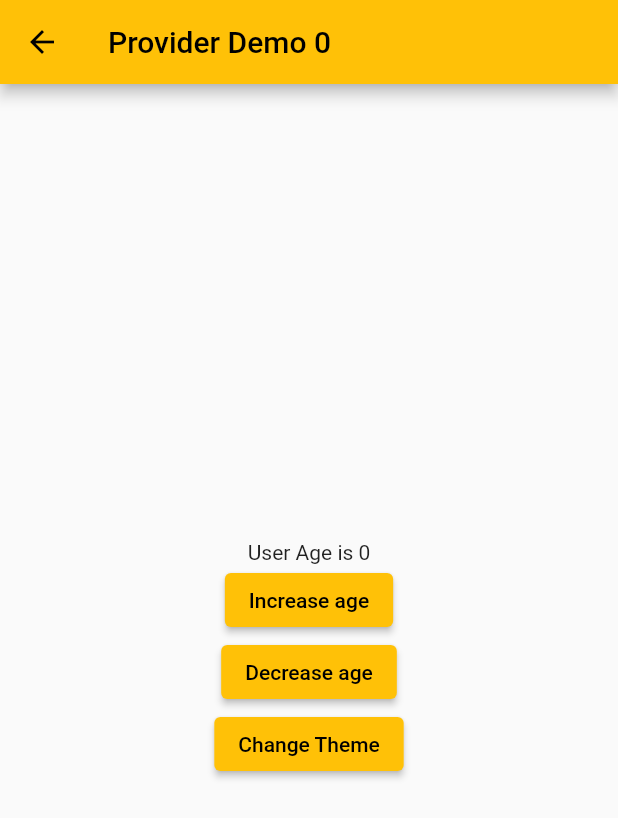
After one commit to PravinPTb18/thinkbridge_training, a Flutter app: the ProviderDemoPage screen opened directly, after a tap on "Increase age", after a tap on "Decrease age", after a tap on "Change Theme", on a phone screen of 412 x 824 dp. The commit adds this screen. Shown: the top 818 px of the screen. Run offline on Flutter 3.47's test engine with Material 2 defaults, Android fonts, the phone set to English and light mode, and no system bars.

Commit message:
Implemented the state management pattern by using provider package.It is used to maintain the any data get changed it should reflect throught the app.Also implemented how to changes the theme instantaneously by using provider package.

```diff
--- /dev/null
+++ b/lib/Providers/data_provider.dart
@@ -0,0 +1,16 @@
+import 'package:flutter/cupertino.dart';
+
+class NewData with ChangeNotifier {
+  int age = 0;
+  int get userAge => age;
+
+  void increaseAge() {
+    age++;
+    notifyListeners();
+  }
+
+  void decreaseAge() {
+    age--;
+    notifyListeners();
+  }
+}
--- /dev/null
+++ b/lib/Providers/theme_provider.dart
@@ -0,0 +1,12 @@
+import 'package:flutter/cupertino.dart';
+
+import 'package:flutter/material.dart';
+
+class ThemeProvider with ChangeNotifier {
+  MaterialColor mainColor = Colors.red;
+
+  void changeThemeColor(MaterialColor color) {
+    mainColor = color;
+    notifyListeners();
+  }
+}
--- a/lib/Screens/day_1.dart
+++ b/lib/Screens/day_1.dart
@@ -1,6 +1,7 @@
 import 'package:flutter/material.dart';
 import 'package:tb_practice/Screens/api_demo_page.dart';
 import 'package:tb_practice/Screens/detail_example.dart';
+import 'package:tb_practice/Screens/provider_demo_page.dart';
 
 class Day1Practice extends StatefulWidget {
   const Day1Practice({Key? key}) : super(key: key);
@@ -20,7 +21,8 @@ class _Day1PracticeState extends State<Day1Practice> {
     "Forms",
     "Images",
     "List",
-    "Api Demo"
+    "Api Demo",
+    "Provider Demo"
   ];
 
   @override
@@ -43,6 +45,11 @@ class _Day1PracticeState extends State<Day1Practice> {
                               context,
                               MaterialPageRoute(
                                   builder: (_) => const ApiDemoPage()))
+                          : exampleList[index] == "Provider Demo"
+                              ? Navigator.push(
+                                  context,
+                                  MaterialPageRoute(
+                                      builder: (_) => const ProviderDemoPage()))
                               : Navigator.push(
                                   context,
                                   MaterialPageRoute(
--- /dev/null
+++ b/lib/Screens/provider_demo_page.dart
@@ -0,0 +1,38 @@
+import 'package:flutter/material.dart';
+import 'package:provider/src/provider.dart';
+import 'package:tb_practice/Providers/data_provider.dart';
+import 'package:tb_practice/Providers/theme_provider.dart';
+
+class ProviderDemoPage extends StatelessWidget {
+  const ProviderDemoPage({Key? key}) : super(key: key);
+
+  @override
+  Widget build(BuildContext context) {
+    return Scaffold(
+      appBar: AppBar(
+        title: Text("Provider Demo ${context.watch<NewData>().age}"),
+      ),
+      body: SizedBox(
+        width: MediaQuery.of(context).size.width,
+        child: Column(
+          mainAxisAlignment: MainAxisAlignment.center,
+          crossAxisAlignment: CrossAxisAlignment.center,
+          children: [
+            Text("User Age is ${context.watch<NewData>().age}"),
+            ElevatedButton(
+                onPressed: () => context.read<NewData>().increaseAge(),
+                child: const Text("Increase age")),
+            ElevatedButton(
+                onPressed: () => context.read<NewData>().decreaseAge(),
+                child: const Text("Decrease age")),
+            ElevatedButton(
+                onPressed: () => context
+                    .read<ThemeProvider>()
+                    .changeThemeColor(Colors.amber),
+                child: const Text("Change Theme")),
+          ],
+        ),
+      ),
+    );
+  }
+}
--- a/lib/main.dart
+++ b/lib/main.dart
@@ -1,8 +1,19 @@
 import 'package:flutter/material.dart';
+import 'package:provider/provider.dart';
+import 'package:tb_practice/Providers/data_provider.dart';
+import 'package:tb_practice/Providers/theme_provider.dart';
 import 'package:tb_practice/Screens/day_1.dart';
 
 void main() {
-  runApp(const MyApp());
+  runApp(
+    MultiProvider(
+      providers: [
+        ChangeNotifierProvider(create: (_) => NewData()),
+        ChangeNotifierProvider(create: (_) => ThemeProvider())
+      ],
+      child: const MyApp(),
+    ),
+  );
 }
 
 class MyApp extends StatelessWidget {
@@ -14,7 +25,7 @@ class MyApp extends StatelessWidget {
       title: 'Flutter Demo',
       debugShowCheckedModeBanner: false,
       theme: ThemeData(
-        primarySwatch: Colors.red,
+        primarySwatch: context.watch<ThemeProvider>().mainColor,
       ),
       home: const Day1Practice(),
     );
--- a/pubspec.yaml
+++ b/pubspec.yaml
@@ -30,6 +30,7 @@ dependencies:
   flutter:
     sdk: flutter
   http: ^0.13.4
+  provider: ^6.0.3
 
 
   # The following adds the Cupertino Icons font to your application.
```
Also changed, not shown: pubspec.lock. Lines whose indentation alone changed are shown as unchanged.
